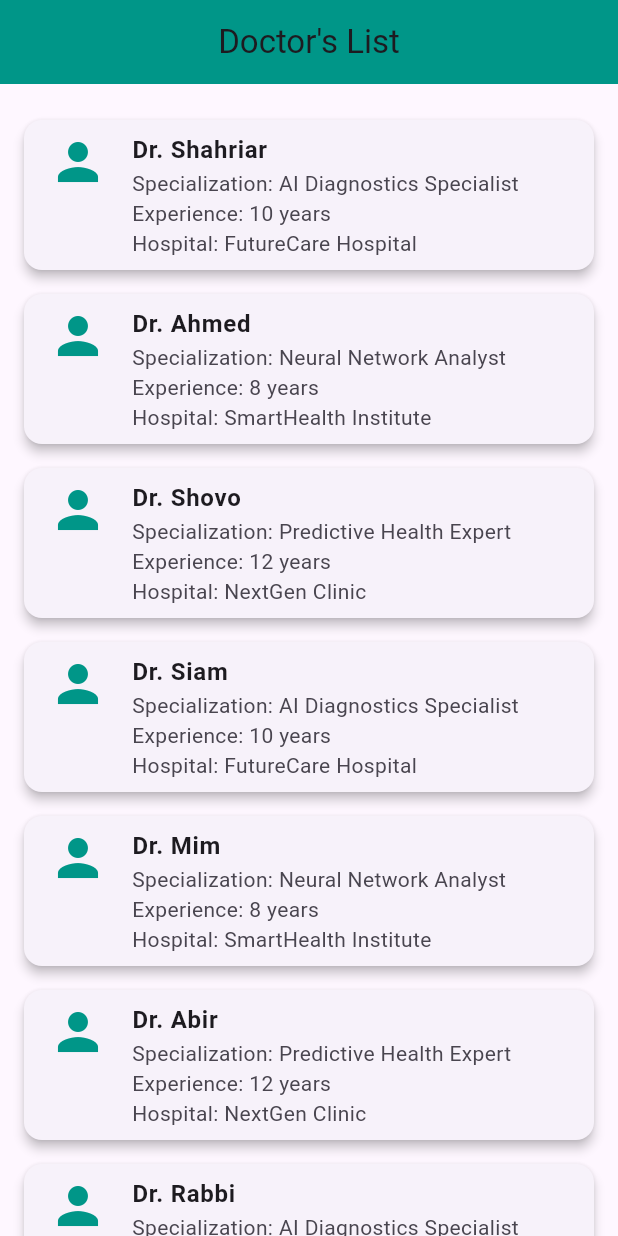
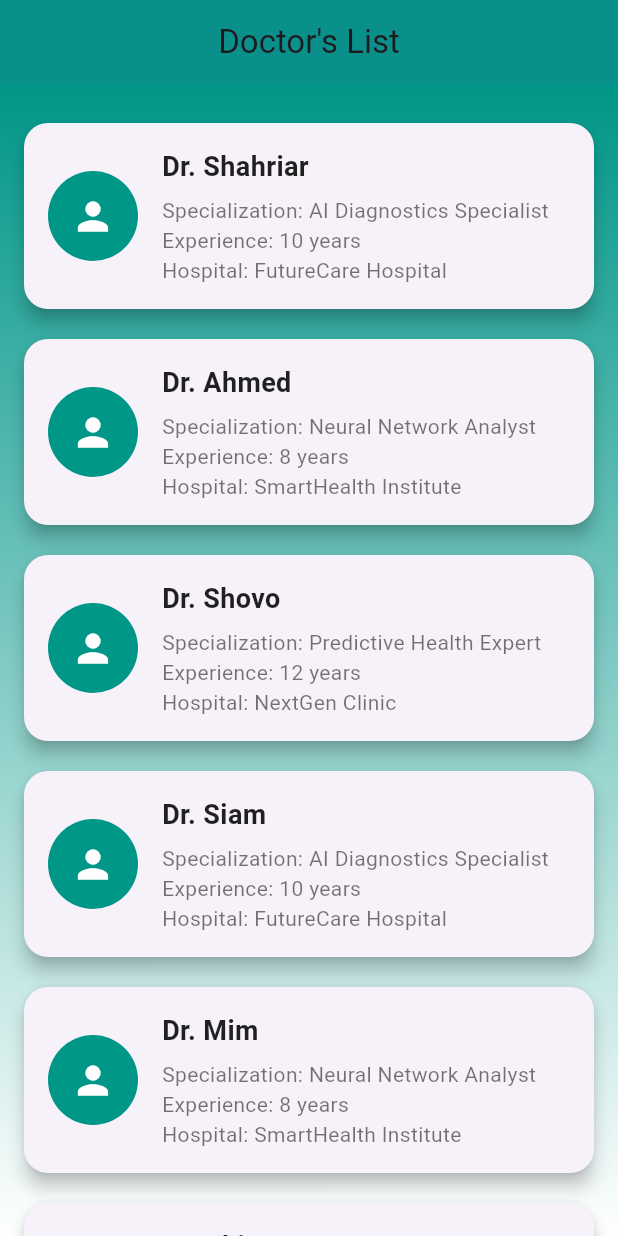
Before and after one commit to mim-tech-hesh/madeasy, a Flutter app: the screen it shows after launch, on a phone screen of 412 x 824 dp. Run offline on Flutter 3.47's test engine with Material 3 defaults, Android fonts, the phone set to English and light mode, and no system bars.

Commit message:
Doctor's list

```diff
--- a/lib/main.dart
+++ b/lib/main.dart
@@ -11,8 +11,7 @@ class MyApp extends StatelessWidget {
   Widget build(BuildContext context) {
     return MaterialApp(
       debugShowCheckedModeBanner: false,
-      title: 'Doctor Matching',
-      theme: ThemeData(primarySwatch: Colors.teal),
+      title: 'AI Doctor Match',
       home: AIDoctorMatchingPage(),
     );
   }
@@ -81,39 +80,74 @@ class AIDoctorMatchingPage extends StatelessWidget {
     return Scaffold(
       appBar: AppBar(
         title: const Text("Doctor's List"),
+        centerTitle: true,
         backgroundColor: Colors.teal,
-        centerTitle: true,
+        elevation: 4,
       ),
-      body: ListView.builder(
+      body: Container(
+        decoration: const BoxDecoration(
+          gradient: LinearGradient(
+            colors: [Colors.teal, Colors.white],
+            begin: Alignment.topCenter,
+            end: Alignment.bottomCenter,
+          ),
+        ),
+        child: ListView.builder(
           padding: const EdgeInsets.all(16),
           itemCount: doctors.length,
           itemBuilder: (context, index) {
             final doctor = doctors[index];
             return Card(
-            elevation: 3,
+              elevation: 5,
               shape: RoundedRectangleBorder(
-              borderRadius: BorderRadius.circular(12),
+                borderRadius: BorderRadius.circular(16),
               ),
-            margin: const EdgeInsets.symmetric(vertical: 8),
-            child: ListTile(
-              leading: const Icon(Icons.person, size: 40, color: Colors.teal),
-              title: Text(
-                doctor['name'] ?? '',
-                style: const TextStyle(fontWeight: FontWeight.bold),
+              margin: const EdgeInsets.symmetric(vertical: 10),
+              child: Padding(
+                padding: const EdgeInsets.all(16),
+                child: Row(
+                  children: [
+                    const CircleAvatar(
+                      radius: 30,
+                      backgroundColor: Colors.teal,
+                      child: Icon(Icons.person, color: Colors.white, size: 30),
                     ),
-              subtitle: Column(
+                    const SizedBox(width: 16),
+                    Expanded(
+                      child: Column(
                         crossAxisAlignment: CrossAxisAlignment.start,
                         children: [
-                  Text('Specialization: ${doctor['specialization']}'),
-                  Text('Experience: ${doctor['experience']}'),
-                  Text('Hospital: ${doctor['hospital']}'),
+                          Text(
+                            doctor['name'] ?? '',
+                            style: const TextStyle(
+                              fontSize: 18,
+                              fontWeight: FontWeight.bold,
+                              color: Colors.black87,
+                            ),
+                          ),
+                          const SizedBox(height: 6),
+                          Text(
+                            'Specialization: ${doctor['specialization']}',
+                            style: const TextStyle(color: Colors.black54),
+                          ),
+                          Text(
+                            'Experience: ${doctor['experience']}',
+                            style: const TextStyle(color: Colors.black54),
+                          ),
+                          Text(
+                            'Hospital: ${doctor['hospital']}',
+                            style: const TextStyle(color: Colors.black54),
+                          ),
                         ],
                       ),
-              isThreeLine: true,
+                    ),
+                  ],
+                ),
               ),
             );
           },
         ),
+      ),
     );
   }
 }
```
Lines whose indentation alone changed are shown as unchanged.
